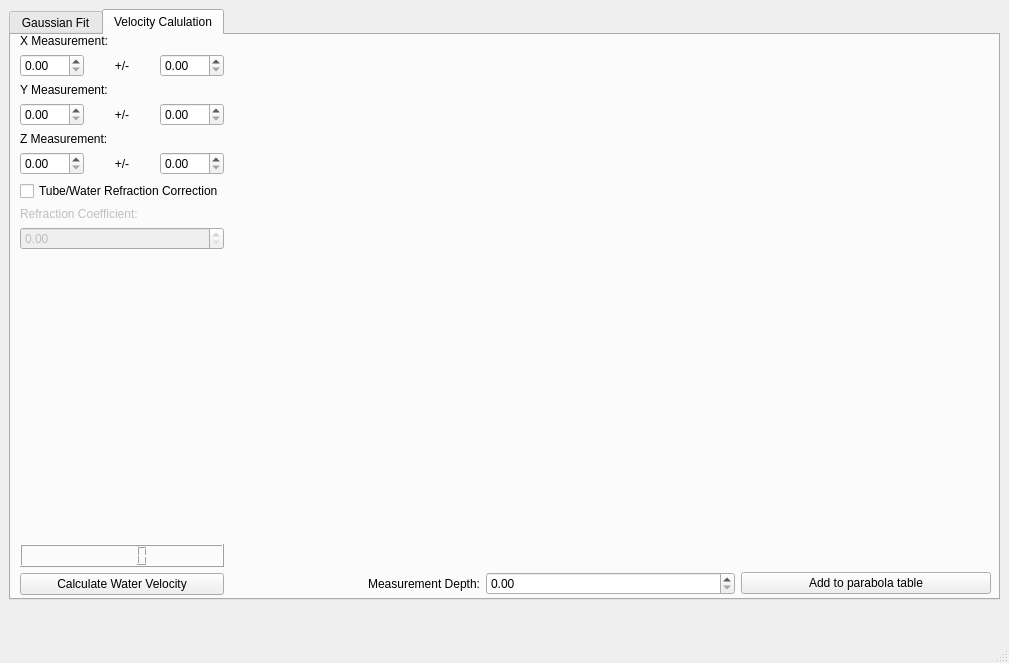
Before: the Qt Designer form src/lda_nsp2/views/lda_designer_gui.ui in EmmadeJager/LDA-NSP2, drawn with Qt 5.
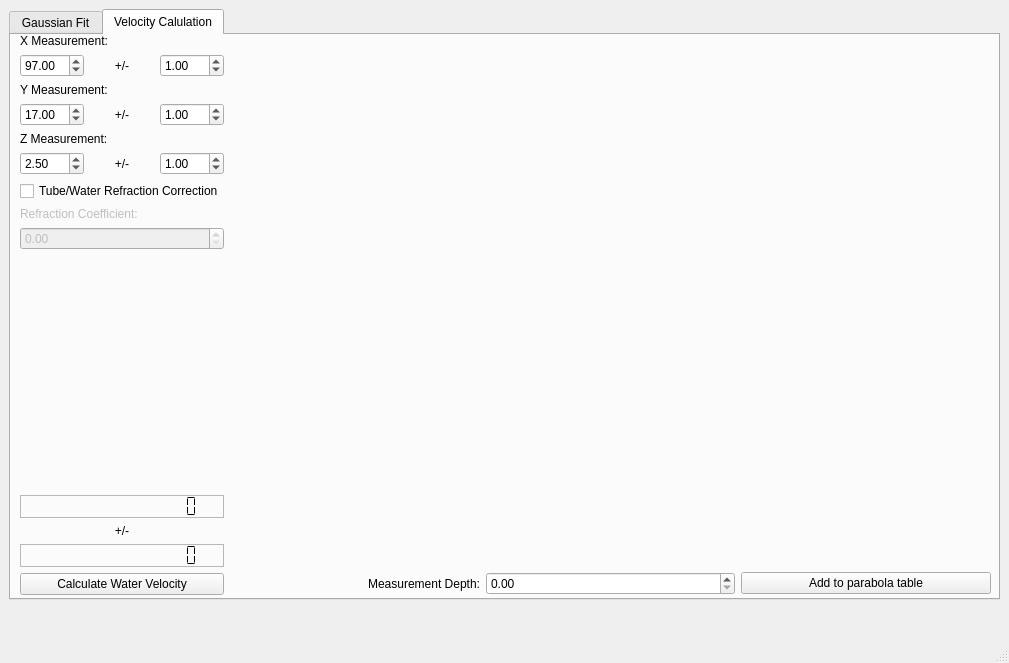
After: the same form once the commit is applied. Custom widgets are drawn as their Qt base class.

Commit message: added rudimentary velocity calculation

Diff of the .ui file:
```diff
--- a/src/lda_nsp2/views/lda_designer_gui.ui
+++ b/src/lda_nsp2/views/lda_designer_gui.ui
@@ -241,7 +241,11 @@
          <item>
           <layout class="QHBoxLayout" name="horizontalLayout_9">
            <item>
-            <widget class="QDoubleSpinBox" name="x_measurement_spinbox"/>
+            <widget class="QDoubleSpinBox" name="x_measurement_spinbox">
+             <property name="value">
+              <double>97.000000000000000</double>
+             </property>
+            </widget>
            </item>
            <item>
             <widget class="QLabel" name="label_9">
@@ -254,7 +258,11 @@
             </widget>
            </item>
            <item>
-            <widget class="QDoubleSpinBox" name="x_uncertainty_spinbox"/>
+            <widget class="QDoubleSpinBox" name="x_uncertainty_spinbox">
+             <property name="value">
+              <double>1.000000000000000</double>
+             </property>
+            </widget>
            </item>
           </layout>
          </item>
@@ -268,7 +276,11 @@
          <item>
           <layout class="QHBoxLayout" name="horizontalLayout_10">
            <item>
-            <widget class="QDoubleSpinBox" name="y_measurement_spinbox"/>
+            <widget class="QDoubleSpinBox" name="y_measurement_spinbox">
+             <property name="value">
+              <double>17.000000000000000</double>
+             </property>
+            </widget>
            </item>
            <item>
             <widget class="QLabel" name="label_10">
@@ -281,7 +293,11 @@
             </widget>
            </item>
            <item>
-            <widget class="QDoubleSpinBox" name="y_uncertainty_spinbox"/>
+            <widget class="QDoubleSpinBox" name="y_uncertainty_spinbox">
+             <property name="value">
+              <double>1.000000000000000</double>
+             </property>
+            </widget>
            </item>
           </layout>
          </item>
@@ -295,7 +311,11 @@
          <item>
           <layout class="QHBoxLayout" name="horizontalLayout_11">
            <item>
-            <widget class="QDoubleSpinBox" name="z_measurement_spinbox"/>
+            <widget class="QDoubleSpinBox" name="z_measurement_spinbox">
+             <property name="value">
+              <double>2.500000000000000</double>
+             </property>
+            </widget>
            </item>
            <item>
             <widget class="QLabel" name="label_11">
@@ -308,7 +328,11 @@
             </widget>
            </item>
            <item>
-            <widget class="QDoubleSpinBox" name="z_uncertainty_spinbox"/>
+            <widget class="QDoubleSpinBox" name="z_uncertainty_spinbox">
+             <property name="value">
+              <double>1.000000000000000</double>
+             </property>
+            </widget>
            </item>
           </layout>
          </item>
@@ -350,7 +374,58 @@
           </spacer>
          </item>
          <item>
-          <widget class="QLCDNumber" name="velocity_lcd"/>
+          <widget class="QLCDNumber" name="velocity_lcd">
+           <property name="frameShape">
+            <enum>QFrame::Shape::StyledPanel</enum>
+           </property>
+           <property name="frameShadow">
+            <enum>QFrame::Shadow::Plain</enum>
+           </property>
+           <property name="smallDecimalPoint">
+            <bool>false</bool>
+           </property>
+           <property name="digitCount">
+            <number>15</number>
+           </property>
+           <property name="segmentStyle">
+            <enum>QLCDNumber::SegmentStyle::Flat</enum>
+           </property>
+           <property name="value" stdset="0">
+            <double>0.000000000000000</double>
+           </property>
+          </widget>
+         </item>
+         <item>
+          <widget class="QLabel" name="label_14">
+           <property name="text">
+            <string>+/-</string>
+           </property>
+           <property name="alignment">
+            <set>Qt::AlignmentFlag::AlignCenter</set>
+           </property>
+          </widget>
+         </item>
+         <item>
+          <widget class="QLCDNumber" name="velocity_lcd_uncertainty">
+           <property name="frameShape">
+            <enum>QFrame::Shape::StyledPanel</enum>
+           </property>
+           <property name="frameShadow">
+            <enum>QFrame::Shadow::Plain</enum>
+           </property>
+           <property name="smallDecimalPoint">
+            <bool>false</bool>
+           </property>
+           <property name="digitCount">
+            <number>15</number>
+           </property>
+           <property name="segmentStyle">
+            <enum>QLCDNumber::SegmentStyle::Flat</enum>
+           </property>
+           <property name="value" stdset="0">
+            <double>0.000000000000000</double>
+           </property>
+          </widget>
          </item>
          <item>
           <widget class="QPushButton" name="calculate_velocity_button">
```
The commit also changes 2 other files.
